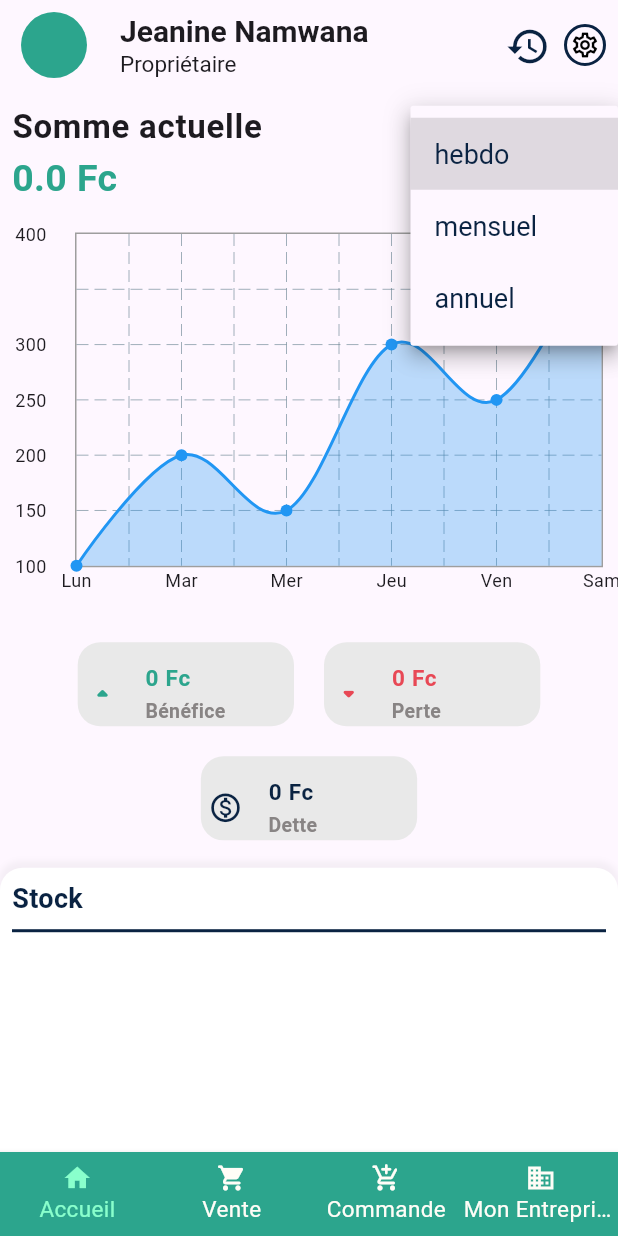
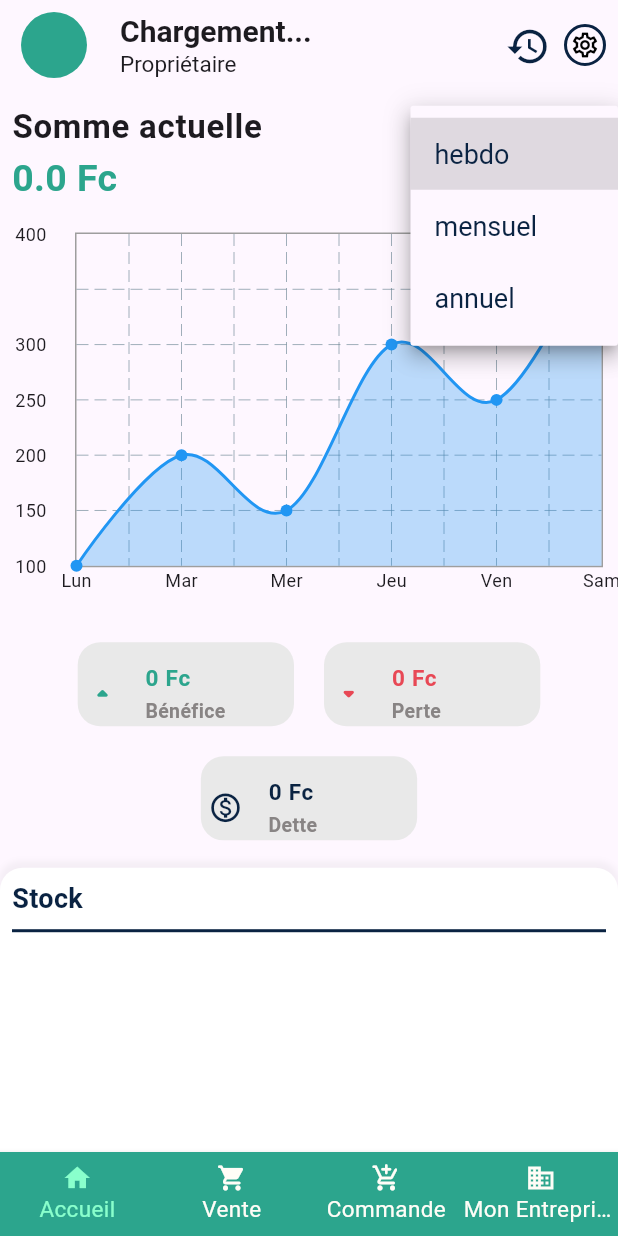
Before and after one commit to NML124/evodie, a Flutter app: the HomePage screen opened directly, after a tap on "hebdo", on a phone screen of 412 x 824 dp. Run offline on Flutter 3.47's test engine with Material 3 defaults, Android fonts, the phone set to English and light mode, and no system bars; drawn by our look-alikes of auto_size_text, fl_chart; our stand-ins replace supabase_flutter, syncfusion_flutter_charts; accounts and stored records are empty.

Commit message:
homepage et ajustement de l'ajout des produits

```diff
--- a/lib/screens/dashboard.dart
+++ b/lib/screens/dashboard.dart
@@ -1,6 +1,5 @@
 import 'package:auto_size_text/auto_size_text.dart';
 import 'package:evodie/Constants/colors.dart';
-import 'package:evodie/Produits_Options/produits_options.dart';
 import 'package:evodie/screens/dette.dart';
 import 'package:evodie/utils/my_materials.dart';
 import 'package:evodie/widgets/customListTile.dart';
@@ -453,14 +452,16 @@ class _DashBoardPageState extends State<DashBoardPage> {
                                         const Icon(
                                           Icons.arrow_drop_up_rounded,
                                           color: ColorsConstant.green,
+                                          size: 18,
                                         ),
                                         AutoSizeText(
                                           "${formatNumber((product['stock'] * product['prix_unitaire']) / 100)} Fc",
                                           style: const TextStyle(
                                             color: ColorsConstant.green,
+                                            fontSize: 12,
                                           ),
                                           maxLines: 1,
-                                        )
+                                        ),
                                       ],
                                     )
                                   ],
--- a/lib/screens/homepage.dart
+++ b/lib/screens/homepage.dart
@@ -1,12 +1,4 @@
-import 'package:auto_size_text/auto_size_text.dart';
-import 'package:evodie/Constants/colors.dart';
-import 'package:evodie/screens/commande.dart';
-import 'package:evodie/screens/dashboard.dart';
-import 'package:evodie/screens/historique.dart';
-import 'package:evodie/screens/mon_entreprise.dart';
-import 'package:evodie/screens/profile.dart';
-import 'package:evodie/screens/vente.dart';
-import 'package:flutter/material.dart';
+import 'package:evodie/utils/my_materials.dart';
 
 class HomePage extends StatefulWidget {
   const HomePage({super.key});
@@ -16,13 +8,16 @@ class HomePage extends StatefulWidget {
 }
 
 class _HomePageState extends State<HomePage> {
-  // information de l'utilisateur
-  String userName = "Jeanine Namwana";
+  // Variables de l'utilisateur
+  String userName = "";
   String userRole = "Propriétaire";
+  final supabase = Supabase.instance.client;
+  String? userId;
 
-  // changement de page
-  int _currentIndex = 0; // Index de l'écran actuel
+  // Index de l'écran actuel
+  int _currentIndex = 0;
 
+  // Écrans de l'application
   final List<Widget> _screens = [
     const Center(child: DashBoardPage()),
     const Vente(),
@@ -30,14 +25,51 @@ class _HomePageState extends State<HomePage> {
     const MonEntreprise(),
   ];
 
+  @override
+  void initState() {
+    super.initState();
+    // Appel à la récupération des données utilisateur
+    _fetchUserId();
+  }
+
+  Future<void> _fetchUserId() async {
+    final session = supabase.auth.currentSession;
+    if (session != null) {
+      userId = session.user.id;
+      await _fetchUserData();
+    } else {
+      Navigator.of(context).pushReplacementNamed('/login');
+    }
+  }
+
+  // Fonction pour récupérer les données utilisateur depuis Supabase
+  Future<void> _fetchUserData() async {
+    try {
+      final response = await supabase
+          .from('utilisateurs') // Table utilisateur
+          .select('nom_utilisateur')
+          .eq('id', userId!) // Filtre par user_id
+          .single(); // Récupérer une seule ligne
+
+      if (response != null) {
+        setState(() {
+          userName =
+              response['nom_utilisateur']; // Assignez le nom d'utilisateur
+        });
+      }
+    } catch (error) {
+      print("Erreur lors de la récupération des données utilisateur : $error");
+    }
+  }
+
+  // Changement de page
   void _onItemTapped(int index) {
-    // Pour les autres pages, mettre à jour l'index courant
     setState(() {
       _currentIndex = index;
     });
   }
 
-  // navigator vers la page de l'historique
+  // Navigation vers la page de l'historique
   void _onHistoriqueTapped() {
     Navigator.push(
       context,
@@ -49,9 +81,9 @@ class _HomePageState extends State<HomePage> {
   Widget build(BuildContext context) {
     return Scaffold(
       appBar: PreferredSize(
-        preferredSize: const Size.fromHeight(60), // Hauteur personnalisée
+        preferredSize: const Size.fromHeight(60),
         child: Padding(
-          padding: const EdgeInsets.all(8), // Padding horizontal
+          padding: const EdgeInsets.all(8),
           child: AppBar(
             elevation: 0,
             leading: const CircleAvatar(
@@ -61,7 +93,7 @@ class _HomePageState extends State<HomePage> {
               crossAxisAlignment: CrossAxisAlignment.start,
               children: [
                 AutoSizeText(
-                  userName,
+                  userName.isNotEmpty ? userName : "Chargement...",
                   style: const TextStyle(
                     fontSize: 20,
                     fontWeight: FontWeight.bold,
@@ -84,7 +116,6 @@ class _HomePageState extends State<HomePage> {
                   size: 30,
                 ),
               ),
-              // profil de l'utilisateur
               GestureDetector(
                 onTap: () {
                   Navigator.push(
@@ -101,9 +132,9 @@ class _HomePageState extends State<HomePage> {
                       border:
                           Border.all(width: 2, color: ColorsConstant.black)),
                   child: const Icon(
-                    Icons.settings_outlined, // L'icône que vous voulez afficher
+                    Icons.settings_outlined,
                     size: 20,
-                    color: Colors.black, // Couleur de l'icône
+                    color: Colors.black,
                   ),
                 ),
               ),
@@ -115,7 +146,6 @@ class _HomePageState extends State<HomePage> {
         index: _currentIndex,
         children: _screens,
       ),
-// Affichage de l'écran actuel
       bottomNavigationBar: BottomNavigationBar(
         currentIndex: _currentIndex,
         onTap: _onItemTapped,
@@ -128,7 +158,7 @@ class _HomePageState extends State<HomePage> {
           BottomNavigationBarItem(
               icon: Icon(Icons.business), label: 'Mon Entreprise'),
         ],
-        selectedItemColor: Color.fromARGB(255, 137, 255, 204),
+        selectedItemColor: const Color.fromARGB(255, 137, 255, 204),
         unselectedItemColor: ColorsConstant.white,
         backgroundColor: ColorsConstant.green,
         type: BottomNavigationBarType.fixed,
--- a/lib/screens/mes_produits.dart
+++ b/lib/screens/mes_produits.dart
@@ -64,6 +64,8 @@ class _MesProduitsState extends State<MesProduits> {
         text: product?['prix_unitaire']?.toString() ?? '');
     final TextEditingController stockController =
         TextEditingController(text: product?['stock']?.toString() ?? '');
+    final TextEditingController beneficeController = TextEditingController(
+        text: product?['pourcentage_benefice']?.toString() ?? '');
 
     await showModalBottomSheet(
       context: context,
@@ -98,6 +100,12 @@ class _MesProduitsState extends State<MesProduits> {
                 decoration: const InputDecoration(labelText: 'Stock'),
                 keyboardType: TextInputType.number,
               ),
+              TextField(
+                controller: beneficeController,
+                decoration:
+                    const InputDecoration(labelText: 'Pourcentage de bénéfice'),
+                keyboardType: TextInputType.number,
+              ),
               const SizedBox(height: 16),
               ElevatedButton(
                 style: ElevatedButton.styleFrom(
@@ -107,12 +115,15 @@ class _MesProduitsState extends State<MesProduits> {
                   final String name = nameController.text;
                   final String price = priceController.text;
                   final String stock = stockController.text;
+                  final String benefice = beneficeController.text;
 
                   if (name.isEmpty ||
                       price.isEmpty ||
                       stock.isEmpty ||
+                      benefice.isEmpty ||
                       double.tryParse(price) == null ||
-                      int.tryParse(stock) == null) {
+                      int.tryParse(stock) == null ||
+                      int.tryParse(benefice) == null) {
                     ScaffoldMessenger.of(context).showSnackBar(
                       const SnackBar(
                           content:
@@ -128,6 +139,7 @@ class _MesProduitsState extends State<MesProduits> {
                         'prix_unitaire': double.parse(price),
                         'stock': int.parse(stock),
                         'type_vente': 'Paquet(s)',
+                        'pourcentage_benefice': int.parse(benefice),
                         'utilisateur_id': userId,
                         'date_ajout': DateTime.now().toIso8601String(),
                       });
```
